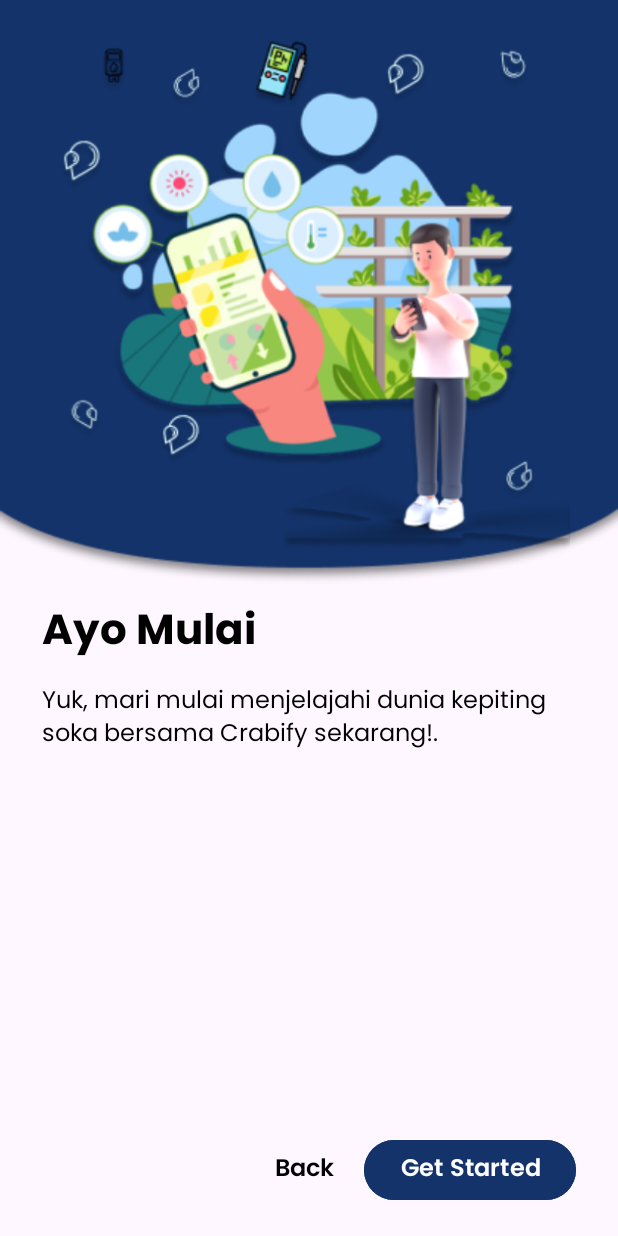
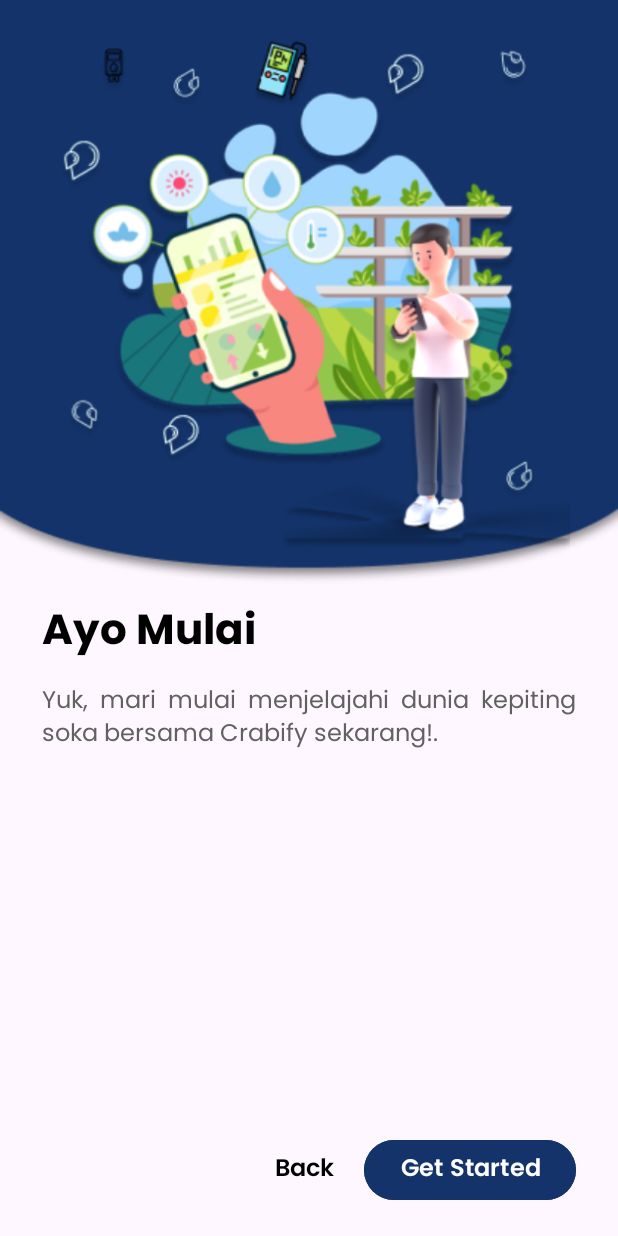
Before and after one commit to KusAndiPriyono/Crabify, an Android app: the fragment ThirdScreenOnboarding placed in its activity, on a phone screen of 412 x 824 dp. Run offline under Robolectric (Android 15) with nearby library versions, the phone set to English and light mode, and no system bars; our stand-ins replace Dagger/Hilt's generated code; 1 statement that could not run was skipped.

Commit message:
Change color text

```diff
--- a/app/src/main/res/layout/fragment_first_screen_onboarding.xml
+++ b/app/src/main/res/layout/fragment_first_screen_onboarding.xml
@@ -40,10 +40,10 @@
         android:layout_marginStart="28dp"
         android:layout_marginTop="8dp"
         android:layout_marginEnd="28dp"
+        android:justificationMode="inter_word"
         android:fontFamily="@font/poppins_regular"
-        android:gravity="start|end"
         android:text="@string/description_onboarding1"
-        android:textColor="@color/black"
+        android:textColor="@color/md_grey_700"
         android:textSize="16sp"
         app:layout_constraintEnd_toEndOf="parent"
         app:layout_constraintHorizontal_bias="1.0"
--- a/app/src/main/res/layout/fragment_second_screen_onboarding.xml
+++ b/app/src/main/res/layout/fragment_second_screen_onboarding.xml
@@ -42,9 +42,9 @@
         android:layout_marginTop="8dp"
         android:layout_marginEnd="28dp"
         android:fontFamily="@font/poppins_regular"
-        android:gravity="start|end"
+        android:justificationMode="inter_word"
         android:text="@string/description_onboarding2"
-        android:textColor="@color/black"
+        android:textColor="@color/md_grey_700"
         android:textSize="16sp"
         app:layout_constraintEnd_toEndOf="parent"
         app:layout_constraintHorizontal_bias="1.0"
--- a/app/src/main/res/layout/fragment_third_screen_onboarding.xml
+++ b/app/src/main/res/layout/fragment_third_screen_onboarding.xml
@@ -42,9 +42,9 @@
         android:layout_marginTop="8dp"
         android:layout_marginEnd="28dp"
         android:fontFamily="@font/poppins_regular"
-        android:gravity="start|end"
+        android:justificationMode="inter_word"
         android:text="@string/description_onboarding3"
-        android:textColor="@color/black"
+        android:textColor="@color/md_grey_700"
         android:textSize="16sp"
         app:layout_constraintEnd_toEndOf="parent"
         app:layout_constraintHorizontal_bias="1.0"
```
